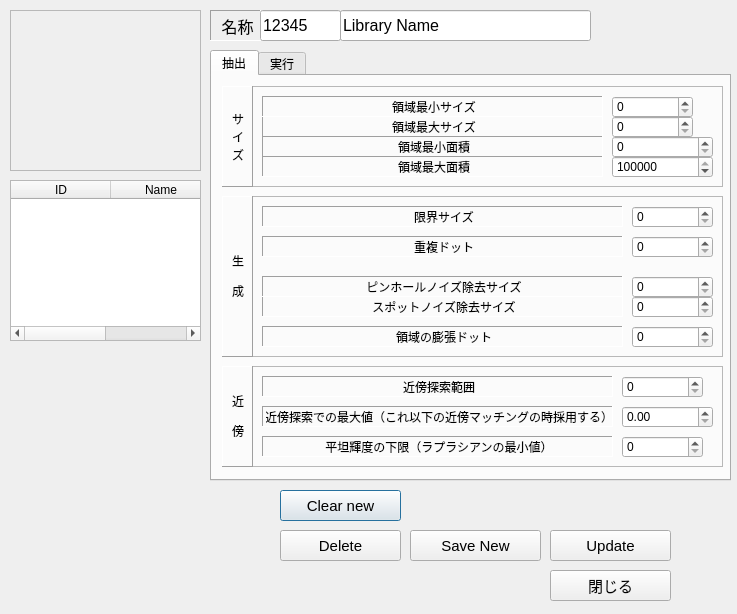
First picture: the form in GUI/PropertyAlignmentBlock/EditAlignmentBlockLibraryDialog.ui, repository OpenAA-Project/OpenAA-Inspection, before the edit.
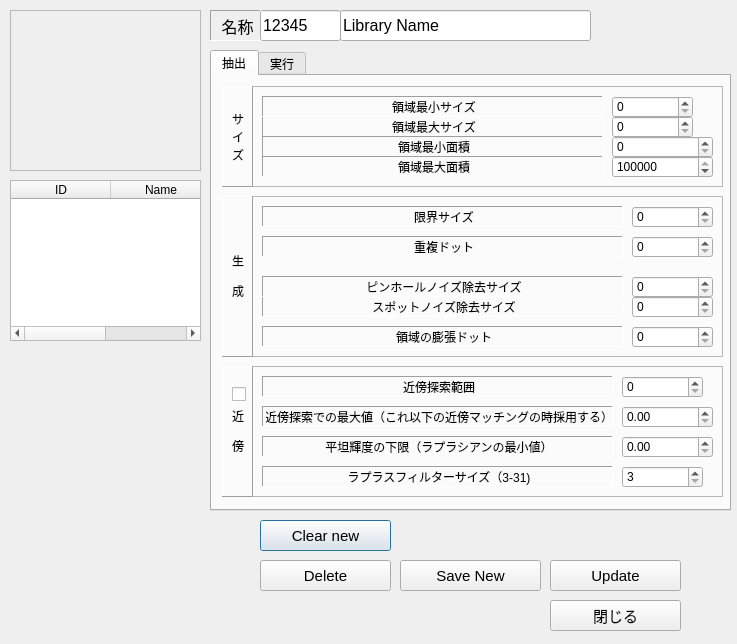
Second picture: the form after the edit. Icons and pictures are not drawn.

Commit message: Upadate AlignmentBlock Update project files for Linux Update OutlineInspect

What changed in the file:
```diff
--- a/GUI/PropertyAlignmentBlock/EditAlignmentBlockLibraryDialog.ui
+++ b/GUI/PropertyAlignmentBlock/EditAlignmentBlockLibraryDialog.ui
@@ -7,7 +7,7 @@
     <x>0</x>
     <y>0</y>
     <width>737</width>
-    <height>614</height>
+    <height>644</height>
    </rect>
   </property>
   <property name="windowTitle">
@@ -16,9 +16,9 @@
   <widget class="QPushButton" name="ButtonLibNew">
    <property name="geometry">
     <rect>
-     <x>280</x>
-     <y>490</y>
-     <width>121</width>
+     <x>260</x>
+     <y>520</y>
+     <width>131</width>
      <height>31</height>
     </rect>
    </property>
@@ -39,8 +39,8 @@
    <property name="geometry">
     <rect>
      <x>550</x>
-     <y>570</y>
-     <width>121</width>
+     <y>600</y>
+     <width>131</width>
      <height>31</height>
     </rect>
    </property>
@@ -116,7 +116,7 @@
      <x>210</x>
      <y>50</y>
      <width>521</width>
-     <height>431</height>
+     <height>461</height>
     </rect>
    </property>
    <property name="currentIndex">
@@ -537,7 +537,7 @@
        <x>10</x>
        <y>290</y>
        <width>501</width>
-       <height>101</height>
+       <height>131</height>
       </rect>
      </property>
      <property name="frameShape">
@@ -552,7 +552,7 @@
         <x>0</x>
         <y>0</y>
         <width>31</width>
-        <height>101</height>
+        <height>131</height>
        </rect>
       </property>
       <property name="frameShape">
@@ -660,17 +660,68 @@
        <set>Qt::AlignmentFlag::AlignCenter|Qt::AlignmentFlag::AlignHCenter|Qt::AlignmentFlag::AlignLeading|Qt::AlignmentFlag::AlignLeft|Qt::AlignmentFlag::AlignVCenter</set>
       </property>
      </widget>
-     <widget class="QSpinBox" name="EditFlatnessLimit">
+     <widget class="QDoubleSpinBox" name="EditFlatnessLimit">
       <property name="geometry">
        <rect>
         <x>400</x>
         <y>70</y>
+        <width>91</width>
+        <height>22</height>
+       </rect>
+      </property>
+      <property name="maximum">
+       <double>10000.000000000000000</double>
+      </property>
+     </widget>
+     <widget class="QLabel" name="label_70">
+      <property name="geometry">
+       <rect>
+        <x>40</x>
+        <y>100</y>
+        <width>351</width>
+        <height>21</height>
+       </rect>
+      </property>
+      <property name="frameShape">
+       <enum>QFrame::Panel</enum>
+      </property>
+      <property name="frameShadow">
+       <enum>QFrame::Sunken</enum>
+      </property>
+      <property name="text">
+       <string>ラプラスフィルターサイズ（3-31)</string>
+      </property>
+      <property name="alignment">
+       <set>Qt::AlignCenter|Qt::AlignHCenter|Qt::AlignLeading|Qt::AlignLeft|Qt::AlignVCenter</set>
+      </property>
+     </widget>
+     <widget class="QSpinBox" name="EditLaplaceFilterSize">
+      <property name="geometry">
+       <rect>
+        <x>400</x>
+        <y>100</y>
         <width>81</width>
         <height>22</height>
        </rect>
       </property>
+      <property name="minimum">
+       <number>3</number>
+      </property>
       <property name="maximum">
-       <number>1000000</number>
+       <number>31</number>
+      </property>
+     </widget>
+     <widget class="QCheckBox" name="checkBoxUseRemover">
+      <property name="geometry">
+       <rect>
+        <x>10</x>
+        <y>20</y>
+        <width>16</width>
+        <height>16</height>
+       </rect>
+      </property>
+      <property name="text">
+       <string/>
       </property>
      </widget>
     </widget>
@@ -844,9 +895,9 @@
   <widget class="QPushButton" name="ButtonLibSaveNew">
    <property name="geometry">
     <rect>
-     <x>410</x>
-     <y>530</y>
-     <width>131</width>
+     <x>400</x>
+     <y>560</y>
+     <width>141</width>
      <height>31</height>
     </rect>
    </property>
@@ -867,8 +918,8 @@
    <property name="geometry">
     <rect>
      <x>550</x>
-     <y>530</y>
-     <width>121</width>
+     <y>560</y>
+     <width>131</width>
      <height>31</height>
     </rect>
    </property>
@@ -888,9 +939,9 @@
   <widget class="QPushButton" name="ButtonLibDelete">
    <property name="geometry">
     <rect>
-     <x>280</x>
-     <y>530</y>
-     <width>121</width>
+     <x>260</x>
+     <y>560</y>
+     <width>131</width>
      <height>31</height>
     </rect>
    </property>
```
Left out of the diff: 138 changed lines with no effect on the pictures. The commit also changes 49 other files.
